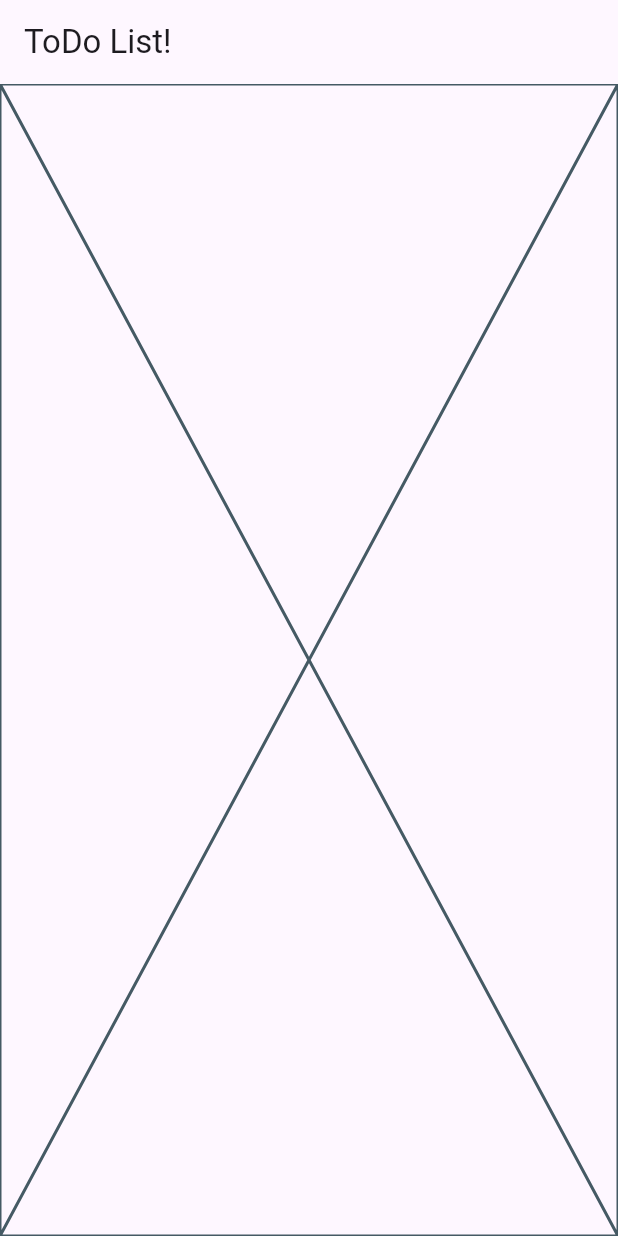
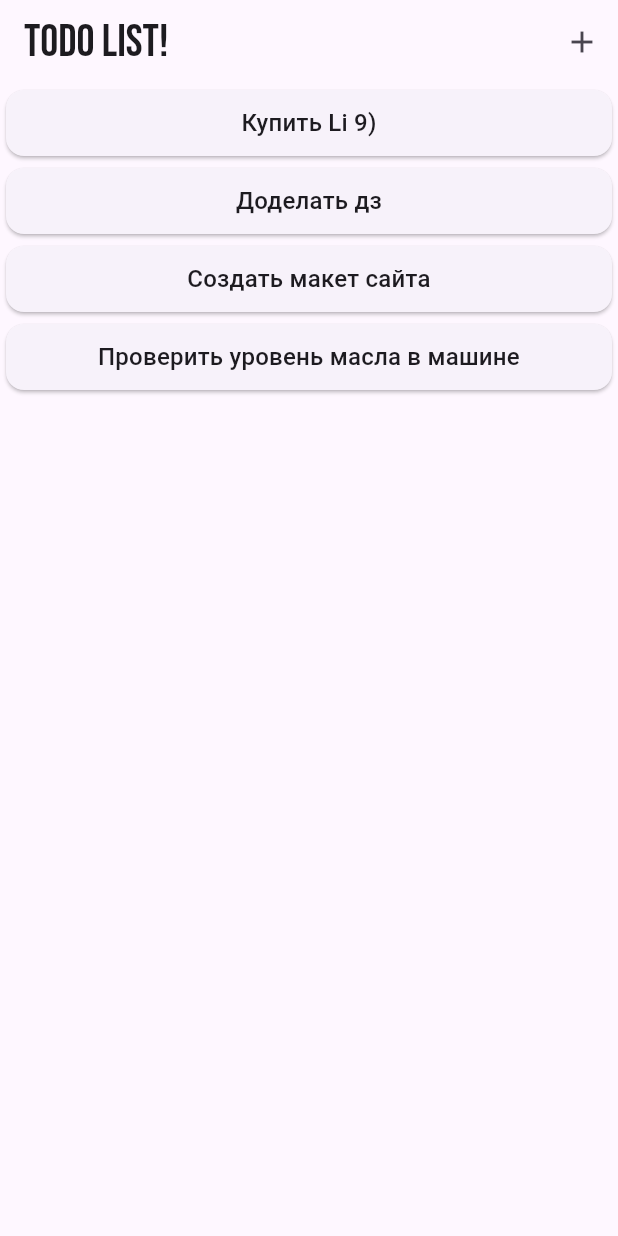
Before and after one commit to Flutter007/hw26, a Flutter app: the screen it shows after launch, on a phone screen of 412 x 824 dp. Run offline on Flutter 3.47's test engine with Material 3 defaults, Android fonts, the phone set to English and light mode, and no system bars; our stand-ins replace google_fonts.

Commit message:
Added ToDo Screen,Work on logic has begun,tried to make interface more attractive

```diff
--- /dev/null
+++ b/lib/data/task.dart
@@ -0,0 +1,6 @@
+class Task {
+  final String title;
+  final bool isCompleted;
+
+  Task({required this.title, required this.isCompleted});
+}
--- a/lib/hw26.dart
+++ b/lib/hw26.dart
@@ -1,5 +1,8 @@
 import 'package:flutter/material.dart';
+import 'package:google_fonts/google_fonts.dart';
+import 'package:hw26/data/task.dart';
 import 'package:hw26/screens/todo_screen.dart';
+import 'package:hw26/widget/add_task.dart';
 
 class Hw26 extends StatefulWidget {
   const Hw26({super.key});
@@ -9,13 +12,44 @@ class Hw26 extends StatefulWidget {
 }
 
 class _Hw26State extends State<Hw26> {
+  List<Task> tasks = [
+    Task(title: 'Купить Li 9)', isCompleted: false),
+    Task(title: 'Доделать дз', isCompleted: false),
+    Task(title: 'Создать макет сайта', isCompleted: false),
+    Task(title: 'Проверить уровень масла в машине', isCompleted: false),
+  ];
+
+  void addTask(Task addTask) {
+    setState(() {
+      tasks.add(addTask);
+    });
+  }
+
+  void openAddSheet() {
+    showModalBottomSheet(
+      context: context,
+      builder: (ctx) => AddTask(onTaskCreated: addTask),
+    );
+  }
+
   @override
   Widget build(BuildContext context) {
     return Scaffold(
       appBar: AppBar(
-        title: Text('ToDo List!'),
+        title: Text(
+          'ToDo List!',
+          style: GoogleFonts.bebasNeue(fontSize: 30),
+        ),
+        actions: [
+          IconButton(
+            onPressed: openAddSheet,
+            icon: Icon(Icons.add),
+          )
+        ],
       ),
-      body: TodoScreen(),
+      body: TodoScreen(
+        tasks: tasks,
+      ),
     );
   }
 }
--- a/lib/screens/todo_screen.dart
+++ b/lib/screens/todo_screen.dart
@@ -1,10 +1,15 @@
 import 'package:flutter/material.dart';
+import 'package:hw26/data/task.dart';
+import 'package:hw26/widget/task_card.dart';
 
 class TodoScreen extends StatelessWidget {
-  const TodoScreen({super.key});
+  final List<Task> tasks;
+  const TodoScreen({super.key, required this.tasks});
 
   @override
   Widget build(BuildContext context) {
-    return const Placeholder();
+    return Column(
+      children: tasks.map((task) => TaskCard(tasks: task)).toList(),
+    );
   }
 }
--- /dev/null
+++ b/lib/widget/task_card.dart
@@ -0,0 +1,28 @@
+import 'package:flutter/material.dart';
+import 'package:hw26/data/task.dart';
+
+class TaskCard extends StatelessWidget {
+  final Task tasks;
+  const TaskCard({super.key, required this.tasks});
+
+  @override
+  Widget build(BuildContext context) {
+    return Card(
+      child: Padding(
+        padding: const EdgeInsets.all(10),
+        child: Row(
+          mainAxisAlignment: MainAxisAlignment.start,
+          children: [
+            Expanded(
+              child: Text(
+                textAlign: TextAlign.center,
+                tasks.title,
+                style: Theme.of(context).textTheme.titleMedium,
+              ),
+            ),
+          ],
+        ),
+      ),
+    );
+  }
+}
--- a/pubspec.yaml
+++ b/pubspec.yaml
@@ -34,6 +34,7 @@ dependencies:
   # The following adds the Cupertino Icons font to your application.
   # Use with the CupertinoIcons class for iOS style icons.
   cupertino_icons: ^1.0.8
+  google_fonts: ^4.0.0
 
 dev_dependencies:
   flutter_test:
```
Also changed, not shown: lib/widget/add_task.dart (added, +71 -0 lines), pubspec.lock.
